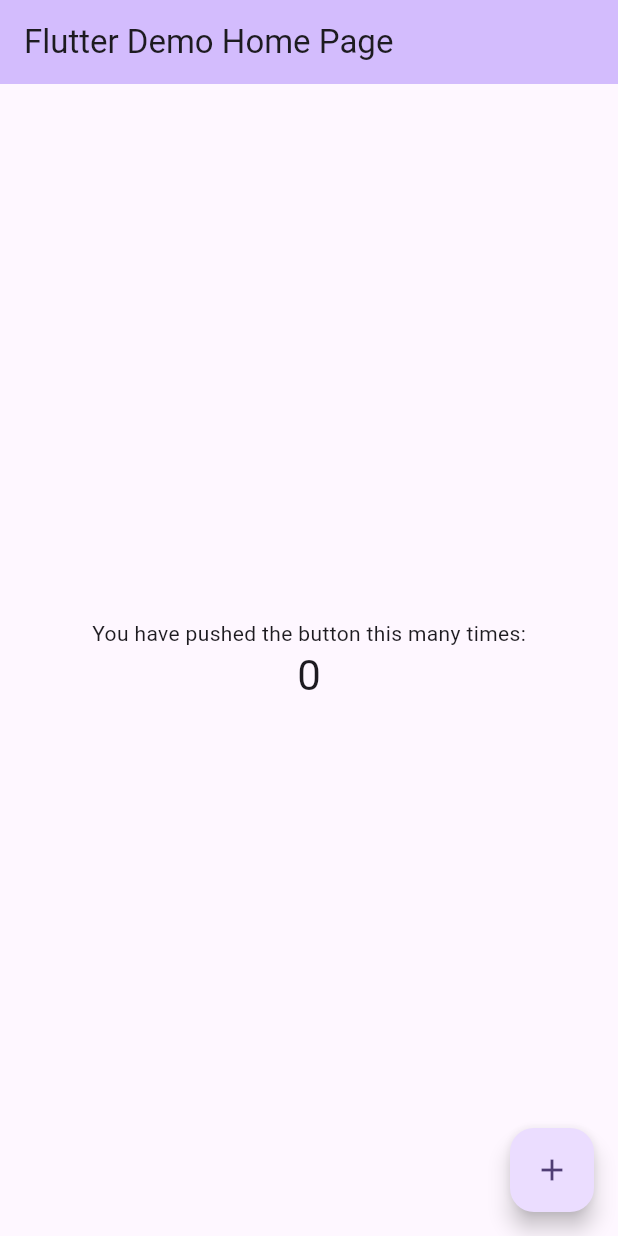
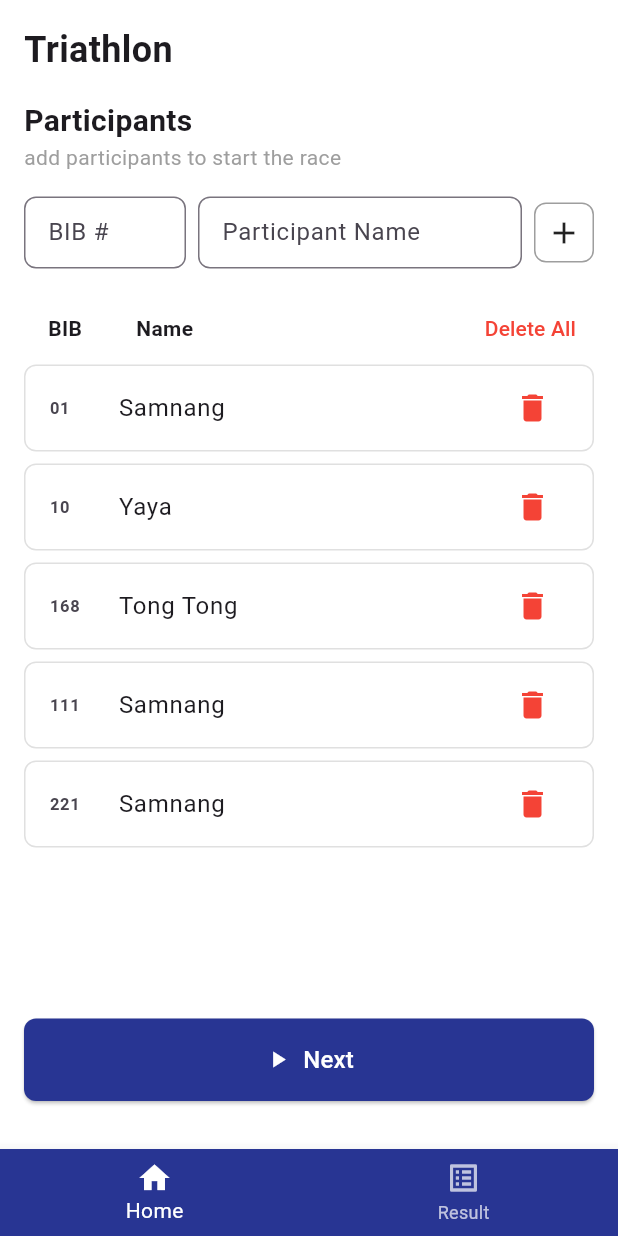
Before and after one commit to SamnangKong426/sport_chrono, a Flutter app: the screen it shows after launch, on a phone screen of 412 x 824 dp. Run offline on Flutter 3.47's test engine with Material 3 defaults, Android fonts, the phone set to English and light mode, and no system bars.

Commit message:
participant screen version 1.0

```diff
--- a/lib/main.dart
+++ b/lib/main.dart
@@ -1,122 +1,22 @@
 import 'package:flutter/material.dart';
+import 'views/participant_views.dart';
 
 void main() {
   runApp(const MyApp());
 }
 
 class MyApp extends StatelessWidget {
-  const MyApp({super.key});
+  const MyApp({Key? key}) : super(key: key);
 
-  // This widget is the root of your application.
   @override
   Widget build(BuildContext context) {
     return MaterialApp(
-      title: 'Flutter Demo',
+      debugShowCheckedModeBanner: false,
       theme: ThemeData(
-        // This is the theme of your application.
-        //
-        // TRY THIS: Try running your application with "flutter run". You'll see
-        // the application has a purple toolbar. Then, without quitting the app,
-        // try changing the seedColor in the colorScheme below to Colors.green
-        // and then invoke "hot reload" (save your changes or press the "hot
-        // reload" button in a Flutter-supported IDE, or press "r" if you used
-        // the command line to start the app).
-        //
-        // Notice that the counter didn't reset back to zero; the application
-        // state is not lost during the reload. To reset the state, use hot
-        // restart instead.
-        //
-        // This works for code too, not just values: Most code changes can be
-        // tested with just a hot reload.
-        colorScheme: ColorScheme.fromSeed(seedColor: Colors.deepPurple),
+        primarySwatch: Colors.blue,
+        scaffoldBackgroundColor: Colors.white,
       ),
-      home: const MyHomePage(title: 'Flutter Demo Home Page'),
+      home: const ParticipantViews(),
     );
   }
 }
-
-class MyHomePage extends StatefulWidget {
-  const MyHomePage({super.key, required this.title});
-
-  // This widget is the home page of your application. It is stateful, meaning
-  // that it has a State object (defined below) that contains fields that affect
-  // how it looks.
-
-  // This class is the configuration for the state. It holds the values (in this
-  // case the title) provided by the parent (in this case the App widget) and
-  // used by the build method of the State. Fields in a Widget subclass are
-  // always marked "final".
-
-  final String title;
-
-  @override
-  State<MyHomePage> createState() => _MyHomePageState();
-}
-
-class _MyHomePageState extends State<MyHomePage> {
-  int _counter = 0;
-
-  void _incrementCounter() {
-    setState(() {
-      // This call to setState tells the Flutter framework that something has
-      // changed in this State, which causes it to rerun the build method below
-      // so that the display can reflect the updated values. If we changed
-      // _counter without calling setState(), then the build method would not be
-      // called again, and so nothing would appear to happen.
-      _counter++;
-    });
-  }
-
-  @override
-  Widget build(BuildContext context) {
-    // This method is rerun every time setState is called, for instance as done
-    // by the _incrementCounter method above.
-    //
-    // The Flutter framework has been optimized to make rerunning build methods
-    // fast, so that you can just rebuild anything that needs updating rather
-    // than having to individually change instances of widgets.
-    return Scaffold(
-      appBar: AppBar(
-        // TRY THIS: Try changing the color here to a specific color (to
-        // Colors.amber, perhaps?) and trigger a hot reload to see the AppBar
-        // change color while the other colors stay the same.
-        backgroundColor: Theme.of(context).colorScheme.inversePrimary,
-        // Here we take the value from the MyHomePage object that was created by
-        // the App.build method, and use it to set our appbar title.
-        title: Text(widget.title),
-      ),
-      body: Center(
-        // Center is a layout widget. It takes a single child and positions it
-        // in the middle of the parent.
-        child: Column(
-          // Column is also a layout widget. It takes a list of children and
-          // arranges them vertically. By default, it sizes itself to fit its
-          // children horizontally, and tries to be as tall as its parent.
-          //
-          // Column has various properties to control how it sizes itself and
-          // how it positions its children. Here we use mainAxisAlignment to
-          // center the children vertically; the main axis here is the vertical
-          // axis because Columns are vertical (the cross axis would be
-          // horizontal).
-          //
-          // TRY THIS: Invoke "debug painting" (choose the "Toggle Debug Paint"
-          // action in the IDE, or press "p" in the console), to see the
-          // wireframe for each widget.
-          mainAxisAlignment: MainAxisAlignment.center,
-          children: <Widget>[
-            const Text('You have pushed the button this many times:'),
-            Text(
-              '$_counter',
-              style: Theme.of(context).textTheme.headlineMedium,
-            ),
-          ],
-        ),
-      ),
-      floatingActionButton: FloatingActionButton(
-        onPressed: _incrementCounter,
-        tooltip: 'Increment',
-        child: const Icon(Icons.add),
-      ), // This trailing comma makes auto-formatting nicer for build methods.
-    );
-  }
-}
--- /dev/null
+++ b/lib/models/participant_models.dart
@@ -0,0 +1,14 @@
+class Participant {
+  final String bib;
+  final String name;
+
+  Participant({required this.bib, required this.name});
+
+  Map<String, dynamic> toJson() {
+    return {'bib': bib, 'name': name};
+  }
+
+  factory Participant.fromJson(Map<String, dynamic> json) {
+    return Participant(bib: json['bib'], name: json['name']);
+  }
+}
--- /dev/null
+++ b/lib/services/participant_services.dart
@@ -0,0 +1,36 @@
+import '../models/participant_models.dart';
+
+class ParticipantService {
+  List<Participant> _participants = [
+    Participant(bib: '01', name: 'Samnang'),
+    Participant(bib: '10', name: 'Yaya'),
+    Participant(bib: '168', name: 'Tong Tong'),
+    Participant(bib: '111', name: 'Samnang'),
+    Participant(bib: '221', name: 'Samnang'),
+  ];
+
+  List<Participant> get participants => _participants;
+
+  void addParticipant(Participant participant) {
+    _participants.add(participant);
+  }
+
+  void removeParticipant(int index) {
+    if (index >= 0 && index < _participants.length) {
+      _participants.removeAt(index);
+    }
+  }
+
+  void removeAllParticipants() {
+    _participants.clear();
+  }
+
+  // For future implementation: store participants in local storage or remote database
+  Future<void> saveParticipants() async {
+    // Implementation for saving participants
+  }
+
+  Future<void> loadParticipants() async {
+    // Implementation for loading participants
+  }
+}
--- /dev/null
+++ b/lib/viewmodels/particpant_viewmodels.dart
@@ -0,0 +1,43 @@
+import 'package:flutter/material.dart';
+// import '../models/participant.dart';
+import '../models/participant_models.dart';
+import '../services/participant_services.dart';
+class ParticipantViewModel extends ChangeNotifier {
+  final ParticipantService _participantService = ParticipantService();
+  final TextEditingController bibController = TextEditingController();
+  final TextEditingController nameController = TextEditingController();
+
+  List<Participant> get participants => _participantService.participants;
+
+  void addParticipant() {
+    if (bibController.text.isNotEmpty && nameController.text.isNotEmpty) {
+      _participantService.addParticipant(
+        Participant(bib: bibController.text, name: nameController.text),
+      );
+      bibController.clear();
+      nameController.clear();
+      notifyListeners();
+    }
+  }
+
+  void deleteParticipant(int index) {
+    _participantService.removeParticipant(index);
+    notifyListeners();
+  }
+
+  void deleteAll() {
+    _participantService.removeAllParticipants();
+    notifyListeners();
+  }
+
+  void navigateToNextScreen() {
+    // Implementation for navigation to the next screen
+  }
+
+  @override
+  void dispose() {
+    bibController.dispose();
+    nameController.dispose();
+    super.dispose();
+  }
+}
--- /dev/null
+++ b/lib/views/participant_views.dart
@@ -0,0 +1,212 @@
+import 'package:flutter/material.dart';
+import '../viewmodels/particpant_viewmodels.dart';
+import '../models/participant_models.dart';
+import 'widgets/participant_list_item_widgets_views.dart';
+// import 'widgets/participant_list_item.dart';
+class ParticipantViews extends StatefulWidget {
+  const ParticipantViews({Key? key}) : super(key: key);
+
+  @override
+  State<ParticipantViews> createState() => _ParticipantViewState();
+}
+
+class _ParticipantViewState extends State<ParticipantViews> {
+  final ParticipantViewModel _viewModel = ParticipantViewModel();
+
+  @override
+  void dispose() {
+    _viewModel.dispose();
+    super.dispose();
+  }
+
+  @override
+  Widget build(BuildContext context) {
+    return Scaffold(
+      body: SafeArea(
+        child: Padding(
+          padding: const EdgeInsets.all(16.0),
+          child: Column(
+            crossAxisAlignment: CrossAxisAlignment.start,
+            children: [
+              const Text(
+                'Triathlon',
+                style: TextStyle(
+                  fontSize: 24,
+                  fontWeight: FontWeight.bold,
+                ),
+              ),
+              const SizedBox(height: 16),
+              const Text(
+                'Participants',
+                style: TextStyle(
+                  fontSize: 20,
+                  fontWeight: FontWeight.bold,
+                ),
+              ),
+              const Text(
+                'add participants to start the race',
+                style: TextStyle(
+                  color: Colors.grey,
+                  fontSize: 14,
+                ),
+              ),
+              const SizedBox(height: 16),
+              _buildParticipantInputRow(),
+              const SizedBox(height: 16),
+              _buildParticipantListHeader(),
+              Expanded(
+                child: _buildParticipantList(),
+              ),
+              const SizedBox(height: 16),
+              _buildNextButton(),
+              const SizedBox(height: 16),
+            ],
+          ),
+        ),
+      ),
+      bottomNavigationBar: _buildBottomNavigationBar(),
+    );
+  }
+
+  Widget _buildParticipantInputRow() {
+    return Row(
+      children: [
+        Expanded(
+          flex: 1,
+          child: TextField(
+            controller: _viewModel.bibController,
+            decoration: const InputDecoration(
+              hintText: 'BIB #',
+              border: OutlineInputBorder(
+                borderRadius: BorderRadius.all(Radius.circular(8)),
+              ),
+              contentPadding: EdgeInsets.symmetric(horizontal: 12, vertical: 12),
+            ),
+            keyboardType: TextInputType.number,
+          ),
+        ),
+        const SizedBox(width: 8),
+        Expanded(
+          flex: 2,
+          child: TextField(
+            controller: _viewModel.nameController,
+            decoration: const InputDecoration(
+              hintText: 'Participant Name',
+              border: OutlineInputBorder(
+                borderRadius: BorderRadius.all(Radius.circular(8)),
+              ),
+              contentPadding: EdgeInsets.symmetric(horizontal: 12, vertical: 12),
+            ),
+          ),
+        ),
+        const SizedBox(width: 8),
+        InkWell(
+          onTap: () {
+            setState(() {
+              _viewModel.addParticipant();
+            });
+          },
+          child: Container(
+            width: 40,
+            height: 40,
+            decoration: BoxDecoration(
+              color: Colors.white,
+              borderRadius: BorderRadius.circular(8),
+              border: Border.all(color: Colors.grey),
+            ),
+            child: const Icon(Icons.add),
+          ),
+        ),
+      ],
+    );
+  }
+
+  Widget _buildParticipantListHeader() {
+    return Row(
+      mainAxisAlignment: MainAxisAlignment.spaceBetween,
+      children: [
+        const Row(
+          children: [
+            SizedBox(width: 16),
+            Text('BIB', style: TextStyle(fontWeight: FontWeight.bold)),
+            SizedBox(width: 36),
+            Text('Name', style: TextStyle(fontWeight: FontWeight.bold)),
+          ],
+        ),
+        TextButton(
+          onPressed: () {
+            setState(() {
+              _viewModel.deleteAll();
+            });
+          },
+          child: const Text(
+            'Delete All',
+            style: TextStyle(color: Colors.red),
+          ),
+        ),
+      ],
+    );
+  }
+
+  Widget _buildParticipantList() {
+    return ListView.builder(
+      itemCount: _viewModel.participants.length,
+      itemBuilder: (context, index) {
+        final participant = _viewModel.participants[index];
+        return ParticipantListItem(
+          participant: participant,
+          onDelete: () {
+            setState(() {
+              _viewModel.deleteParticipant(index);
+            });
+          },
+        );
+      },
+    );
+  }
+
+  Widget _buildNextButton() {
+    return SizedBox(
+      width: double.infinity,
+      child: ElevatedButton(
+        onPressed: _viewModel.navigateToNextScreen,
+        style: ElevatedButton.styleFrom(
+          backgroundColor: const Color(0xFF283593),
+          padding: const EdgeInsets.symmetric(vertical: 16),
+          shape: RoundedRectangleBorder(
+            borderRadius: BorderRadius.circular(8),
+          ),
+        ),
+        child: const Row(
+          mainAxisAlignment: MainAxisAlignment.center,
+          children: [
+            Icon(Icons.play_arrow, color: Colors.white),
+            SizedBox(width: 8),
+            Text(
+              'Next',
+              style: TextStyle(color: Colors.white, fontSize: 16),
+            ),
+          ],
+        ),
+      ),
+    );
+  }
+
+  Widget _buildBottomNavigationBar() {
+    return BottomNavigationBar(
+      items: const [
+        BottomNavigationBarItem(
+          icon: Icon(Icons.home),
+          label: 'Home',
+        ),
+        BottomNavigationBarItem(
+          icon: Icon(Icons.list_alt),
+          label: 'Result',
+        ),
+      ],
+      selectedItemColor: Colors.white,
+      unselectedItemColor: Colors.white70,
+      backgroundColor: const Color(0xFF283593),
+    );
+  }
+}
--- /dev/null
+++ b/lib/views/widgets/participant_list_item_widgets_views.dart
@@ -0,0 +1,39 @@
+import 'package:flutter/material.dart';
+import '../../models/participant_models.dart';
+
+class ParticipantListItem extends StatelessWidget {
+  final Participant participant;
+  final VoidCallback onDelete;
+
+  const ParticipantListItem({
+    Key? key,
+    required this.participant,
+    required this.onDelete,
+  }) : super(key: key);
+
+  @override
+  Widget build(BuildContext context) {
+    return Container(
+      margin: const EdgeInsets.only(bottom: 8),
+      decoration: BoxDecoration(
+        border: Border.all(color: Colors.grey.shade300),
+        borderRadius: BorderRadius.circular(8),
+      ),
+      child: ListTile(
+        leading: SizedBox(
+          width: 30,
+          child: Text(
+            participant.bib,
+            style: const TextStyle(fontWeight: FontWeight.bold),
+          ),
+        ),
+        title: Text(participant.name),
+        trailing: IconButton(
+          icon: const Icon(Icons.delete, color: Colors.red),
+          onPressed: onDelete,
+        ),
+        contentPadding: const EdgeInsets.symmetric(horizontal: 16),
+      ),
+    );
+  }
+}
```
